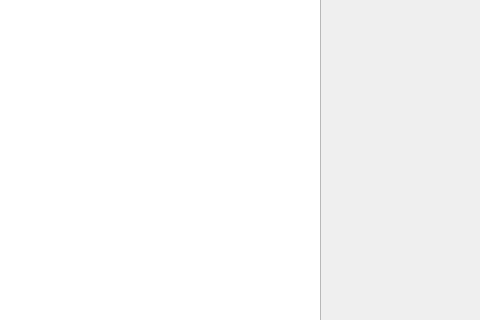
Qt form gui/includes/mainwindow.ui (MrDarkSkil/Plazza) before a commit; both pictures show x 320 to 800 and y 115 to 435 of the 800 by 600 pixel window.
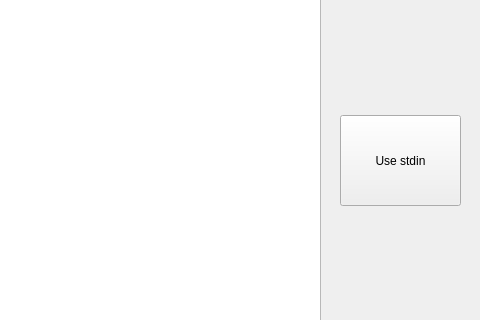
The same form after that commit.

Commit message: [+] handle stdin with gui

Patch:
```diff
--- a/gui/includes/mainwindow.ui
+++ b/gui/includes/mainwindow.ui
@@ -47,6 +47,19 @@
      <string>Envoi commande</string>
     </property>
    </widget>
+   <widget class="QPushButton" name="pushButton_2">
+    <property name="geometry">
+     <rect>
+      <x>660</x>
+      <y>230</y>
+      <width>121</width>
+      <height>91</height>
+     </rect>
+    </property>
+    <property name="text">
+     <string>Use stdin</string>
+    </property>
+   </widget>
   </widget>
   <widget class="QMenuBar" name="menubar">
    <property name="geometry">
```
Left out of the diff: 2 changed lines with no effect on the pictures. The commit also changes 5 other files.
